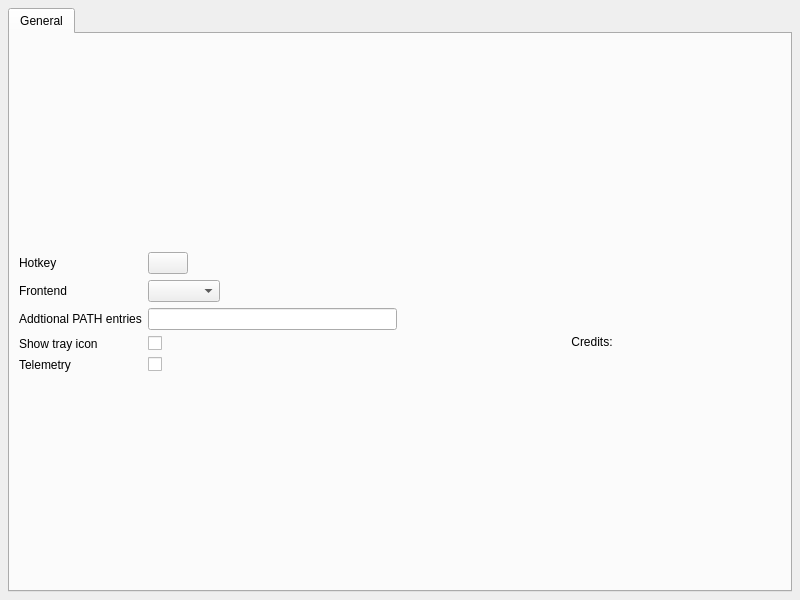
Before: the Qt Designer form src/settings/settingswindow.ui in albertlauncher/albert, drawn with Qt 5.
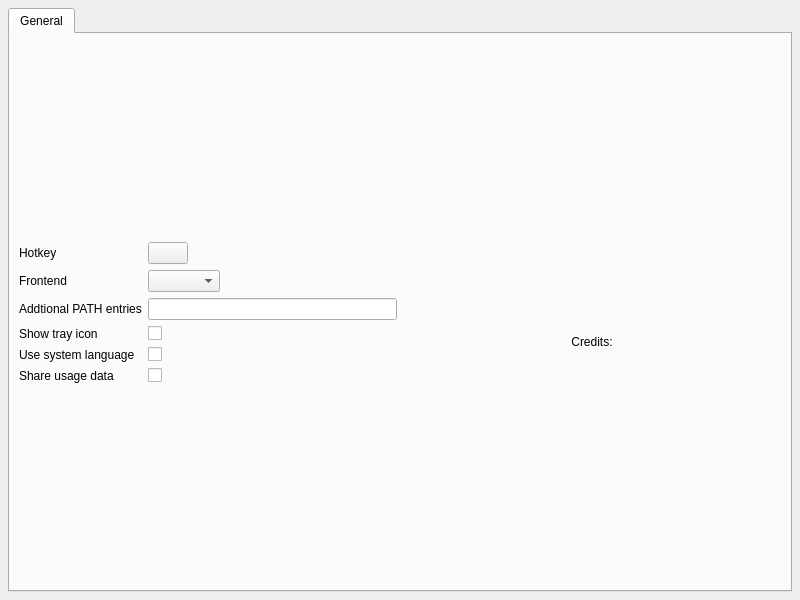
After: the same form once the commit is applied. Icons and pictures are not drawn.

Commit message: feat: Add localization option

```diff
--- a/src/settings/settingswindow.ui
+++ b/src/settings/settingswindow.ui
@@ -139,9 +139,29 @@
             </widget>
            </item>
            <item row="4" column="0">
+            <widget class="QLabel" name="label_localization">
+             <property name="text">
+              <string>Use system language</string>
+             </property>
+            </widget>
+           </item>
+           <item row="4" column="1">
+            <widget class="QCheckBox" name="checkBox_localization">
+             <property name="sizePolicy">
+              <sizepolicy hsizetype="Fixed" vsizetype="Fixed">
+               <horstretch>0</horstretch>
+               <verstretch>0</verstretch>
+              </sizepolicy>
+             </property>
+             <property name="text">
+              <string/>
+             </property>
+            </widget>
+           </item>
+           <item row="5" column="0">
             <widget class="QLabel" name="label_telemetry">
              <property name="text">
-              <string>Telemetry</string>
+              <string>Share usage data</string>
              </property>
              <property name="textFormat">
               <enum>Qt::TextFormat::MarkdownText</enum>
@@ -154,7 +174,7 @@
              </property>
             </widget>
            </item>
-           <item row="4" column="1">
+           <item row="5" column="1">
             <widget class="QCheckBox" name="checkBox_telemetry">
              <property name="sizePolicy">
               <sizepolicy hsizetype="Fixed" vsizetype="Fixed">
```
Left out of the diff: 6 changed lines with no effect on the pictures. The commit also changes 3 other files.
